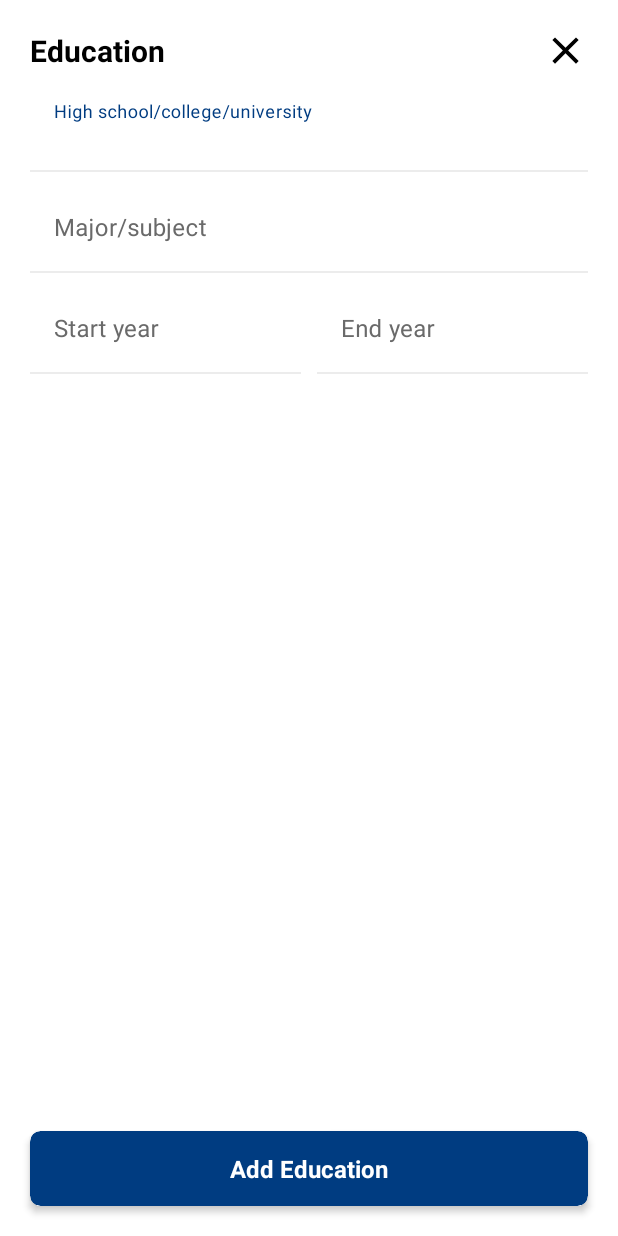
After one commit to subhraji/caregiver-phase-2, an Android app: the AddEducationActivity screen opened directly, with no data from a screen before it, on a phone screen of 412 x 824 dp. The commit adds this screen. Run offline under Robolectric (Android 15) with nearby library versions, the phone set to English and light mode, and no system bars.

Commit message:
profile add details - 23/1/2023

```diff
--- /dev/null
+++ b/app/src/main/java/com/example/caregiverphase2/ui/activity/AddEducationActivity.kt
@@ -0,0 +1,25 @@
+package com.example.caregiverphase2.ui.activity
+
+import androidx.appcompat.app.AppCompatActivity
+import android.os.Bundle
+import com.example.caregiverphase2.R
+import com.example.caregiverphase2.databinding.ActivityAddBioBinding
+import com.example.caregiverphase2.databinding.ActivityAddEducationBinding
+
+class AddEducationActivity : AppCompatActivity() {
+    private lateinit var binding: ActivityAddEducationBinding
+
+    override fun onCreate(savedInstanceState: Bundle?) {
+        super.onCreate(savedInstanceState)
+        binding= ActivityAddEducationBinding.inflate(layoutInflater)
+        setContentView(binding.root)
+
+        binding.clearBtn.setOnClickListener {
+            finish()
+        }
+
+        binding.addBtn.setOnClickListener {
+            finish()
+        }
+    }
+}
--- /dev/null
+++ b/app/src/main/res/drawable/bio_border_bg.xml
@@ -0,0 +1,6 @@
+<?xml version="1.0" encoding="utf-8"?>
+<shape xmlns:android="http://schemas.android.com/apk/res/android">
+    <corners android:radius="5dp"/>
+    <stroke android:color="@color/black"
+        android:width="1dp"/>
+</shape>
--- /dev/null
+++ b/app/src/main/res/layout/activity_add_education.xml
@@ -0,0 +1,201 @@
+<?xml version="1.0" encoding="utf-8"?>
+<androidx.constraintlayout.widget.ConstraintLayout xmlns:android="http://schemas.android.com/apk/res/android"
+    xmlns:app="http://schemas.android.com/apk/res-auto"
+    xmlns:tools="http://schemas.android.com/tools"
+    android:layout_width="match_parent"
+    android:layout_height="match_parent"
+    tools:context=".ui.activity.AddEducationActivity">
+    <TextView
+        android:id="@+id/education_htv"
+        android:layout_width="wrap_content"
+        android:layout_height="wrap_content"
+        android:text="Education"
+        android:textSize="20sp"
+        android:textStyle="bold"
+        android:textColor="@color/black"
+        android:layout_margin="20dp"
+        app:layout_constraintTop_toTopOf="parent"
+        app:layout_constraintStart_toStartOf="parent"/>
+    <ImageView
+        android:id="@+id/clear_btn"
+        android:layout_width="30dp"
+        android:layout_height="30dp"
+        android:src="@drawable/ic_baseline_clear_24"
+        app:layout_constraintEnd_toEndOf="parent"
+        app:layout_constraintTop_toTopOf="@+id/education_htv"
+        app:layout_constraintBottom_toBottomOf="@+id/education_htv"
+        android:layout_marginEnd="20dp"/>
+    <com.google.android.material.textfield.TextInputLayout
+        android:id="@+id/school_name_txt_lay"
+        android:layout_width="0dp"
+        android:layout_height="wrap_content"
+        android:textColorHint="@color/text_grey"
+        app:boxBackgroundColor="@color/transparent"
+        android:background="@color/transparent"
+        app:boxStrokeWidth="0dp"
+        app:boxStrokeColor="@color/white"
+        app:helperTextTextColor="@color/error_red"
+        app:boxStrokeWidthFocused="0dp"
+        app:layout_constraintTop_toBottomOf="@+id/education_htv"
+        app:layout_constraintStart_toStartOf="@+id/education_htv"
+        app:layout_constraintEnd_toEndOf="@+id/clear_btn"
+        android:layout_marginTop="10dp">
+
+        <com.google.android.material.textfield.TextInputEditText
+            android:id="@+id/school_name_txt"
+            android:layout_width="match_parent"
+            android:layout_height="wrap_content"
+            android:background="@color/transparent"
+            android:hint="High school/college/university"
+            android:inputType="text"
+            android:singleLine="true"
+            android:textColorHint="@color/text_grey"
+            android:textCursorDrawable="@null"
+            android:textSize="16sp" />
+    </com.google.android.material.textfield.TextInputLayout>
+    <View
+        android:id="@+id/view_1"
+        android:layout_width="0dp"
+        android:layout_height="1dp"
+        android:visibility="visible"
+        android:background="@color/color_grey"
+        app:layout_constraintStart_toStartOf="@+id/school_name_txt_lay"
+        app:layout_constraintEnd_toEndOf="@+id/school_name_txt_lay"
+        app:layout_constraintTop_toBottomOf="@+id/school_name_txt_lay"/>
+    <com.google.android.material.textfield.TextInputLayout
+        android:id="@+id/subject_txt_lay"
+        android:layout_width="0dp"
+        android:layout_height="wrap_content"
+        android:textColorHint="@color/text_grey"
+        app:boxBackgroundColor="@color/transparent"
+        android:background="@color/transparent"
+        app:boxStrokeWidth="0dp"
+        app:boxStrokeColor="@color/white"
+        app:helperTextTextColor="@color/error_red"
+        app:boxStrokeWidthFocused="0dp"
+        app:layout_constraintTop_toBottomOf="@+id/view_1"
+        app:layout_constraintStart_toStartOf="@+id/view_1"
+        app:layout_constraintEnd_toEndOf="@+id/clear_btn"
+        android:layout_marginTop="10dp">
+
+        <com.google.android.material.textfield.TextInputEditText
+            android:id="@+id/subject_txt"
+            android:layout_width="match_parent"
+            android:layout_height="wrap_content"
+            android:background="@color/transparent"
+            android:hint="Major/subject"
+            android:inputType="text"
+            android:singleLine="true"
+            android:textColorHint="@color/text_grey"
+            android:textCursorDrawable="@null"
+            android:textSize="16sp" />
+    </com.google.android.material.textfield.TextInputLayout>
+    <View
+        android:id="@+id/view_2"
+        android:layout_width="0dp"
+        android:layout_height="1dp"
+        android:visibility="visible"
+        android:background="@color/color_grey"
+        app:layout_constraintStart_toStartOf="@+id/subject_txt_lay"
+        app:layout_constraintEnd_toEndOf="@+id/subject_txt_lay"
+        app:layout_constraintTop_toBottomOf="@+id/subject_txt_lay"/>
+    <com.google.android.material.textfield.TextInputLayout
+        android:id="@+id/start_year_txt_lay"
+        android:layout_width="0dp"
+        android:layout_height="wrap_content"
+        android:textColorHint="@color/text_grey"
+        app:boxBackgroundColor="@color/transparent"
+        android:background="@color/transparent"
+        app:boxStrokeWidth="0dp"
+        app:boxStrokeColor="@color/white"
+        app:helperTextTextColor="@color/error_red"
+        app:boxStrokeWidthFocused="0dp"
+        app:layout_constraintTop_toBottomOf="@+id/view_2"
+        app:layout_constraintStart_toStartOf="@+id/view_2"
+        app:layout_constraintEnd_toStartOf="@+id/end_year_txt_lay"
+        android:layout_marginTop="10dp"
+        android:layout_marginEnd="5dp">
+
+        <com.google.android.material.textfield.TextInputEditText
+            android:id="@+id/start_year_txt"
+            android:layout_width="match_parent"
+            android:layout_height="wrap_content"
+            android:background="@color/transparent"
+            android:hint="Start year"
+            android:inputType="text"
+            android:singleLine="true"
+            android:textColorHint="@color/text_grey"
+            android:textCursorDrawable="@null"
+            android:textSize="16sp" />
+    </com.google.android.material.textfield.TextInputLayout>
+    <View
+        android:id="@+id/view_3"
+        android:layout_width="0dp"
+        android:layout_height="1dp"
+        android:visibility="visible"
+        android:background="@color/color_grey"
+        app:layout_constraintStart_toStartOf="@+id/start_year_txt_lay"
+        app:layout_constraintEnd_toEndOf="@+id/start_year_txt_lay"
+        app:layout_constraintTop_toBottomOf="@+id/start_year_txt_lay"/>
+    <com.google.android.material.textfield.TextInputLayout
+        android:id="@+id/end_year_txt_lay"
+        android:layout_width="0dp"
+        android:layout_height="wrap_content"
+        android:textColorHint="@color/text_grey"
+        app:boxBackgroundColor="@color/transparent"
+        android:background="@color/transparent"
+        app:boxStrokeWidth="0dp"
+        app:boxStrokeColor="@color/white"
+        app:helperTextTextColor="@color/error_red"
+        app:boxStrokeWidthFocused="0dp"
+        app:layout_constraintTop_toBottomOf="@+id/view_2"
+        app:layout_constraintEnd_toEndOf="@+id/clear_btn"
+        app:layout_constraintStart_toEndOf="@+id/start_year_txt_lay"
+        android:layout_marginTop="10dp"
+        android:layout_marginStart="5dp">
+
+        <com.google.android.material.textfield.TextInputEditText
+            android:id="@+id/end_year_txt"
+            android:layout_width="match_parent"
+            android:layout_height="wrap_content"
+            android:background="@color/transparent"
+            android:hint="End year"
+            android:inputType="text"
+            android:singleLine="true"
+            android:textColorHint="@color/text_grey"
+            android:textCursorDrawable="@null"
+            android:textSize="16sp" />
+    </com.google.android.material.textfield.TextInputLayout>
+    <View
+        android:id="@+id/view_4"
+        android:layout_width="0dp"
+        android:layout_height="1dp"
+        android:visibility="visible"
+        android:background="@color/color_grey"
+        app:layout_constraintStart_toStartOf="@+id/end_year_txt_lay"
+        app:layout_constraintEnd_toEndOf="@+id/end_year_txt_lay"
+        app:layout_constraintTop_toBottomOf="@+id/end_year_txt_lay"/>
+    <androidx.cardview.widget.CardView
+        android:id="@+id/add_btn"
+        android:layout_width="match_parent"
+        android:layout_height="50dp"
+        app:layout_constraintBottom_toBottomOf="parent"
+        app:layout_constraintStart_toStartOf="parent"
+        app:layout_constraintEnd_toEndOf="parent"
+        android:layout_marginStart="20dp"
+        android:layout_marginEnd="20dp"
+        android:layout_marginBottom="20dp"
+        app:cardCornerRadius="7dp"
+        app:cardBackgroundColor="@color/theme_blue"
+        app:cardElevation="3dp">
+        <TextView
+            android:layout_width="wrap_content"
+            android:layout_height="wrap_content"
+            android:text="Add Education"
+            android:textColor="@color/white"
+            android:textStyle="bold"
+            android:layout_gravity="center"
+            android:textSize="16sp"/>
+    </androidx.cardview.widget.CardView>
+
+</androidx.constraintlayout.widget.ConstraintLayout>
--- a/app/src/main/res/layout/fragment_profile.xml
+++ b/app/src/main/res/layout/fragment_profile.xml
@@ -18,6 +18,7 @@
             android:layout_height="24dp"
             android:src="@drawable/ic_baseline_arrow_back_ios_24"
             app:tint="@color/white"
+            android:visibility="invisible"
             app:layout_constraintTop_toTopOf="parent"
             app:layout_constraintStart_toStartOf="parent"
             android:layout_margin="20dp"/>
```
Also changed, not shown: app/src/main/AndroidManifest.xml (+21 -0 lines), app/src/main/java/com/example/caregiverphase2/ui/activity/AddBioActivity.kt (added, +25 -0 lines), app/src/main/java/com/example/caregiverphase2/ui/activity/AddCertificateActivity.kt (added, +25 -0 lines), app/src/main/java/com/example/caregiverphase2/ui/fragment/ProfileFragment.kt (+19 -0 lines), app/src/main/res/layout/activity_add_bio.xml (added, +60 -0 lines), app/src/main/res/layout/activity_add_certificate.xml (added, +165 -0 lines).
